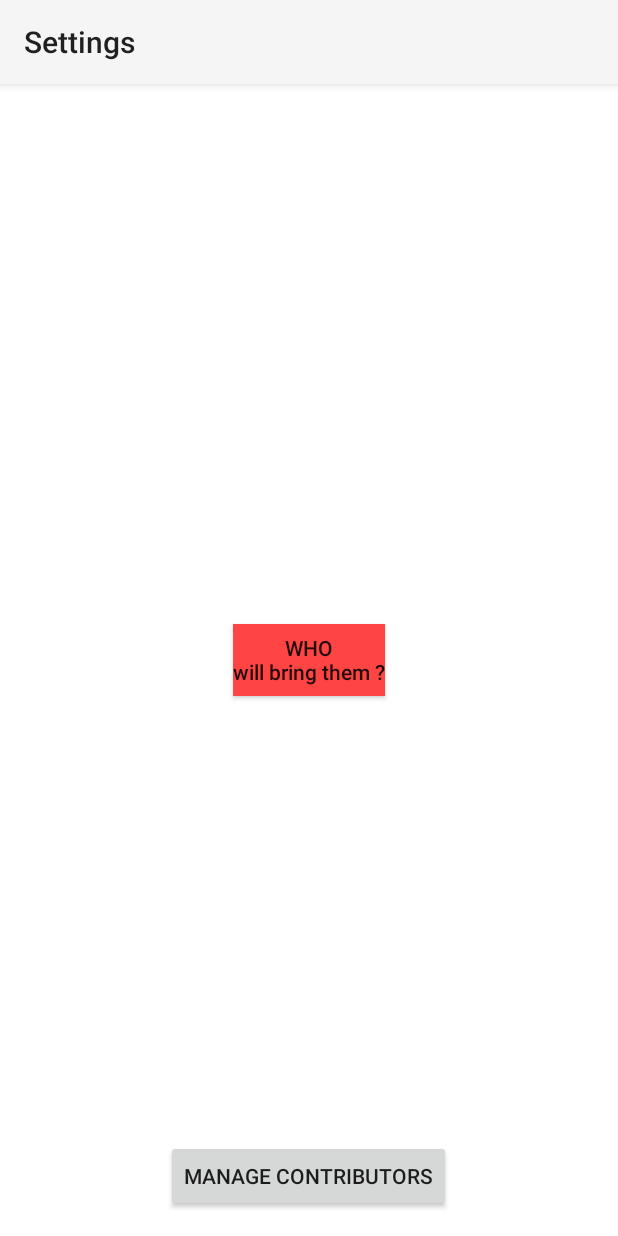
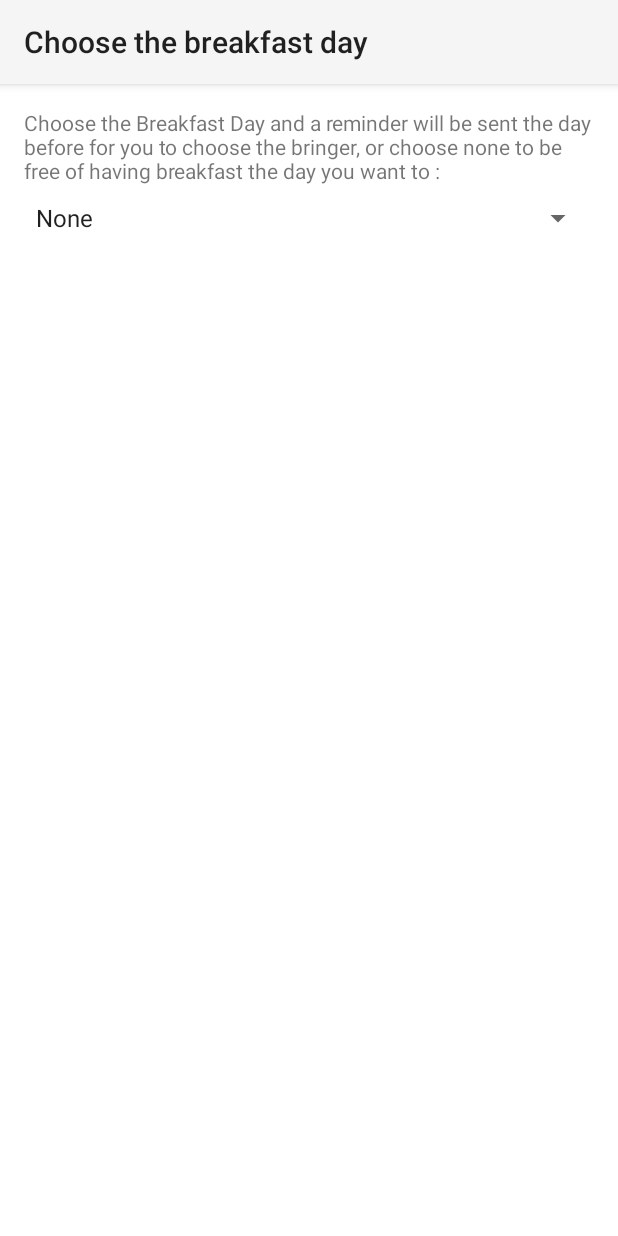
Before and after one commit to mhedin/PainAuChocolat, an Android app: the SettingsActivity screen opened directly, with no data from a screen before it, on a phone screen of 412 x 824 dp. Run offline under Robolectric (Android 15) with nearby library versions, the phone set to English and light mode, and no system bars.

Commit message:
Add settings screen

```diff
--- a/app/src/main/java/morgane/fr/painauchocolat/activities/SettingsActivity.java
+++ b/app/src/main/java/morgane/fr/painauchocolat/activities/SettingsActivity.java
@@ -1,16 +1,54 @@
 package morgane.fr.painauchocolat.activities;
 
 import android.app.Activity;
+import android.content.SharedPreferences;
 import android.os.Bundle;
+import android.preference.PreferenceManager;
+import android.view.View;
+import android.widget.AdapterView;
+import android.widget.ArrayAdapter;
+import android.widget.Spinner;
+
+import java.util.prefs.PreferenceChangeEvent;
 
 import morgane.fr.painauchocolat.R;
+import morgane.fr.painauchocolat.utils.Constant;
 
-
-public class SettingsActivity extends Activity {
+/**
+ * This activity allows the user to choose the Breakfast Day. If a day is selected,
+ * a reminder will be sent the day before to remind the user to choose a bringer.
+ */
+public class SettingsActivity extends Activity implements AdapterView.OnItemSelectedListener {
 
     @Override
     protected void onCreate(Bundle savedInstanceState) {
         super.onCreate(savedInstanceState);
         setContentView(R.layout.activity_settings);
+
+        Spinner daySpinner = (Spinner) findViewById(R.id.settings_day_chooser);
+
+        // Create the list of the days
+        ArrayAdapter<String> spinnerDayAdapter = new ArrayAdapter<String>(this,
+                android.R.layout.simple_spinner_item,
+                getResources().getStringArray(R.array.settings_days));
+        spinnerDayAdapter.setDropDownViewResource(android.R.layout.simple_spinner_dropdown_item);
+        daySpinner.setAdapter(spinnerDayAdapter);
+
+        SharedPreferences preferences = PreferenceManager.getDefaultSharedPreferences(this);
+        daySpinner.setSelection(preferences.getInt(Constant.PREFERENCES_BREAKFAST_DAY, 0));
+
+        daySpinner.setOnItemSelectedListener(this);
+    }
+
+    @Override
+    public void onItemSelected(AdapterView<?> parent, View view, int position, long id) {
+        // Register the day selected in the preferences
+        SharedPreferences preferences = PreferenceManager.getDefaultSharedPreferences(this);
+        preferences.edit().putInt(Constant.PREFERENCES_BREAKFAST_DAY, position).commit();
+    }
+
+    @Override
+    public void onNothingSelected(AdapterView<?> parent) {
+        // Do nothing
     }
 }
--- a/app/src/main/res/layout/activity_settings.xml
+++ b/app/src/main/res/layout/activity_settings.xml
@@ -1,26 +1,21 @@
-<RelativeLayout xmlns:android="http://schemas.android.com/apk/res/android"
+<LinearLayout xmlns:android="http://schemas.android.com/apk/res/android"
     xmlns:tools="http://schemas.android.com/tools" android:layout_width="match_parent"
     android:layout_height="match_parent" android:paddingLeft="@dimen/activity_horizontal_margin"
     android:paddingRight="@dimen/activity_horizontal_margin"
     android:paddingTop="@dimen/activity_vertical_margin"
-    android:paddingBottom="@dimen/activity_vertical_margin" tools:context=".SettingsActivity">
+    android:paddingBottom="@dimen/activity_vertical_margin" tools:context=".SettingsActivity"
+    android:orientation="vertical">
 
-    <Button
-        android:id="@+id/home_find_bringer"
-        android:layout_width="wrap_content"
+    <TextView
+        android:layout_width="match_parent"
         android:layout_height="wrap_content"
-        android:layout_centerInParent="true"
-        android:textAllCaps="false"
-        android:text="@string/find_a_bringer"
-        android:background="@android:color/holo_red_light"
-        android:onClick="findABringer"/>
+        android:text="@string/settings_choose_day"
+        android:labelFor="@+id/settings_day_chooser"
+        android:layout_marginBottom="@dimen/default_margin_between_elements"/>
 
-    <Button
-        android:layout_width="wrap_content"
-        android:layout_height="wrap_content"
-        android:layout_alignParentBottom="true"
-        android:layout_centerHorizontal="true"
-        android:text="@string/manage_contributors"
-        android:onClick="manageContributors"/>
+    <Spinner
+        android:id="@+id/settings_day_chooser"
+        android:layout_width="match_parent"
+        android:layout_height="wrap_content"/>
 
-</RelativeLayout>
+</LinearLayout>
--- a/app/src/main/res/values/dimens.xml
+++ b/app/src/main/res/values/dimens.xml
@@ -2,4 +2,7 @@
     <!-- Default screen margins, per the Android Design guidelines. -->
     <dimen name="activity_horizontal_margin">16dp</dimen>
     <dimen name="activity_vertical_margin">16dp</dimen>
+
+    <dimen name="default_margin_between_elements">10dp</dimen>
+
 </resources>
--- a/app/src/main/res/values/strings.xml
+++ b/app/src/main/res/values/strings.xml
@@ -1,7 +1,10 @@
 <resources>
     <string name="app_name">Pain Au Chocolat</string>
 
-    <string name="action_settings">Settings</string>
+    <string name="action_bakery">I need a bakery</string>
+    <string name="action_settings">Choose the breakfast day</string>
+    <string name="action_contributors">Manage the contributors</string>
+
     <string name="manage_contributors">Manage contributors</string>
 
     <string name="find_a_bringer">WHO\nwill bring them ?</string>
@@ -12,4 +15,16 @@
 
     <string name="add_contributor">Add a new contributor</string>
 
+    <string name="settings_choose_day">Choose the Breakfast Day and a reminder will be sent the day before for you to choose the bringer, or choose none to be free of having breakfast the day you want to :</string>
+
+    <string-array name="settings_days">
+        <item>None</item>
+        <item>Monday</item>
+        <item>Tuesday</item>
+        <item>Wednesday</item>
+        <item>Thursday</item>
+        <item>Friday</item>
+        <item>Saturday</item>
+        <item>Sunday</item>
+    </string-array>
 </resources>
```
Also changed, not shown: app/build.gradle (+5 -4 lines), app/src/main/java/morgane/fr/painauchocolat/activities/HomeActivity.java (+15 -12 lines), app/src/main/java/morgane/fr/painauchocolat/utils/Constant.java (added, +12 -0 lines), app/src/main/res/layout/activity_home.xml (+0 -8 lines), app/src/main/res/menu/menu_home.xml (+11 -2 lines), 1 other file.
